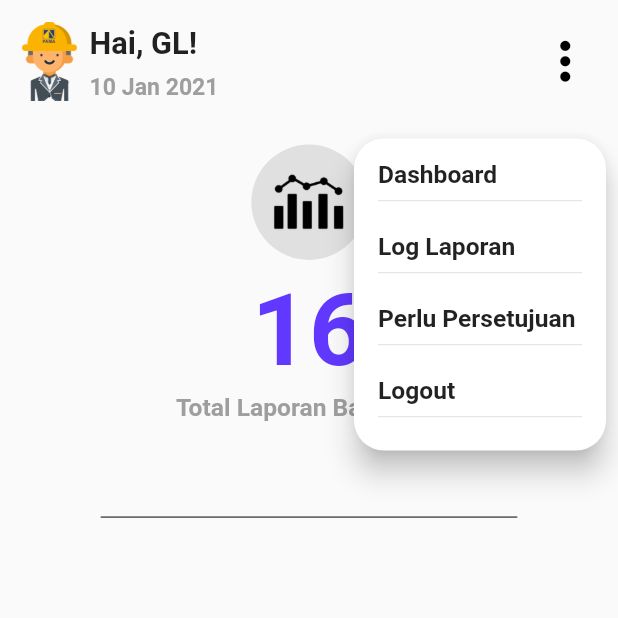
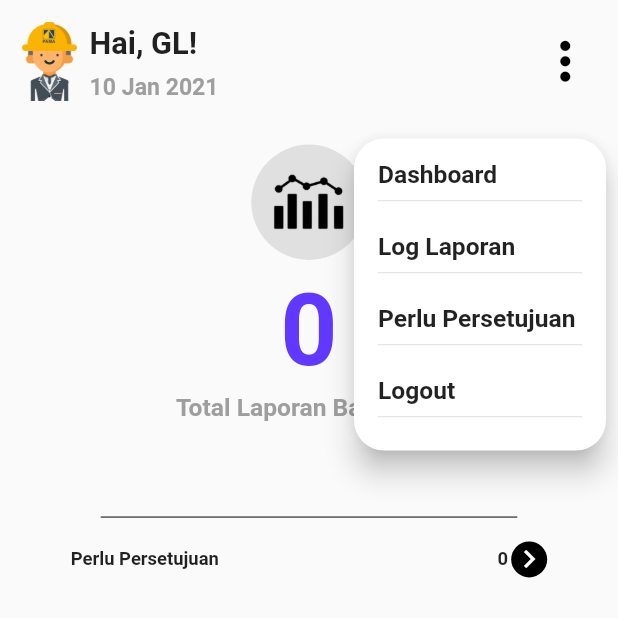
Before and after one commit to pixelinaja/PamaBacklog, a Flutter app: the GLHome screen opened directly, after a tap on the "more vert" icon, on a phone screen of 412 x 824 dp, the top half of it. Run offline on Flutter 3.47's test engine with Material 2 defaults, Android fonts, the light colour scheme and no system bars; drawn by our look-alikes of grouped_list; our stand-ins replace bloc, cloud_firestore, connectivity_plus, device_info, dio, equatable and 12 more; missing offline and left inert: horizontal_data_table; accounts and stored records are empty; network calls fail.

Commit message:
Complete GL Home Screen View, Added GL Home Screen's Logic.
GL Home Screen:
[-] Completing it's view.
[-] Added Logic to It's View based on Firestore Data.

```diff
--- /dev/null
+++ b/lib/Logic/Firestore/Orders/bloc/orders_bloc.dart
@@ -0,0 +1,39 @@
+import 'dart:async';
+import 'dart:io';
+
+import 'package:PamaBacklog/Model/OrderModel.dart';
+import 'package:PamaBacklog/Service/OrderRepository.dart';
+import 'package:bloc/bloc.dart';
+import 'package:cloud_firestore/cloud_firestore.dart';
+import 'package:equatable/equatable.dart';
+
+part 'orders_event.dart';
+part 'orders_state.dart';
+
+class OrdersBloc extends Bloc<OrdersEvent, OrdersState> {
+  final OrderRepository _orderRepository = OrderService();
+  OrdersBloc() : super(OrdersInitial());
+
+  @override
+  Stream<OrdersState> mapEventToState(
+    OrdersEvent event,
+  ) async* {
+    /// If event is orders fetch, do this.
+    if (event is OrdersFetch) {
+      yield OrdersLoading();
+      try {
+        List<Order> orders = await _orderRepository.getOrderData();
+        List<Order> orderPerluPersetujuan =
+            orders.where((element) => element.approvalPengawas == 0).toList();
+        yield OrdersFetched(
+            orders: orders, orderPerluPersetujuan: orderPerluPersetujuan);
+      } on FirebaseException catch (e) {
+        yield OrdersFailed(message: e.message);
+      } on SocketException catch (e) {
+        yield OrdersFailed(message: e.message);
+      } on Exception catch (e) {
+        yield OrdersFailed(message: e.toString());
+      }
+    }
+  }
+}
--- /dev/null
+++ b/lib/Logic/Firestore/Orders/bloc/orders_event.dart
@@ -0,0 +1,10 @@
+part of 'orders_bloc.dart';
+
+abstract class OrdersEvent extends Equatable {
+  const OrdersEvent();
+
+  @override
+  List<Object> get props => [];
+}
+
+class OrdersFetch extends OrdersEvent {}
--- /dev/null
+++ b/lib/Logic/Firestore/Orders/bloc/orders_state.dart
@@ -0,0 +1,35 @@
+part of 'orders_bloc.dart';
+
+abstract class OrdersState extends Equatable {
+  const OrdersState();
+
+  @override
+  List<Object> get props => [];
+}
+
+/// Initial Order Fetch state
+class OrdersInitial extends OrdersState {}
+
+/// Order is Fetching
+class OrdersLoading extends OrdersState {}
+
+/// Order is completely fetched
+class OrdersFetched extends OrdersState {
+  final List<Order> orders;
+  final List<Order> orderPerluPersetujuan;
+
+  OrdersFetched({this.orders, this.orderPerluPersetujuan});
+
+  @override
+  List<Object> get props => [orders, orderPerluPersetujuan];
+}
+
+/// Order fetch is failed
+class OrdersFailed extends OrdersState {
+  final String message;
+
+  OrdersFailed({this.message});
+
+  @override
+  List<Object> get props => [message];
+}
--- a/lib/Logic/Mekanik/Home/MekanikTable/bloc/mekaniktable_bloc.dart
+++ b/lib/Logic/Mekanik/Home/MekanikTable/bloc/mekaniktable_bloc.dart
@@ -1,6 +1,6 @@
 import 'dart:async';
 
-import 'package:PamaBacklog/Logic/Mekanik/Home/MekanikTableSwitch/cubit/listviewswitch_cubit.dart';
+import 'package:PamaBacklog/Logic/Mekanik/Home/MekanikTableSwitch/cubit/mekaniktableswitch_cubit.dart';
 import 'package:PamaBacklog/Model/OrderModel.dart';
 import 'package:PamaBacklog/Model/TableOrderModel.dart';
 import 'package:PamaBacklog/Service/OrderRepository.dart';
--- a/lib/Logic/Mekanik/Home/MekanikTableSwitch/cubit/listviewswitch_cubit.dart
+++ b/lib/Logic/Mekanik/Home/MekanikTableSwitch/cubit/mekaniktableswitch_cubit.dart
@@ -2,7 +2,7 @@ import 'package:PamaBacklog/Model/TableOrderModel.dart';
 import 'package:bloc/bloc.dart';
 import 'package:equatable/equatable.dart';
 
-part 'listviewswitch_state.dart';
+part 'mekaniktableswitch_state.dart';
 
 class MekanikTableSwitchCubit extends Cubit<MekanikTableSwitchState> {
   MekanikTableSwitchCubit() : super(MekanikTableSwitchInitial());
--- a/lib/Logic/Mekanik/Home/MekanikTableSwitch/cubit/listviewswitch_state.dart
+++ b/lib/Logic/Mekanik/Home/MekanikTableSwitch/cubit/mekaniktableswitch_state.dart
@@ -1,4 +1,4 @@
-part of 'listviewswitch_cubit.dart';
+part of 'mekaniktableswitch_cubit.dart';
 
 abstract class MekanikTableSwitchState extends Equatable {
   const MekanikTableSwitchState();
--- a/lib/Router/RouteName.dart
+++ b/lib/Router/RouteName.dart
@@ -3,4 +3,6 @@ class RouteName {
   static const String homeScreen = "Home Screen";
   static const String loginScreen = "Login Screen";
   static const String mekanikAddBacklog = "Mekanik Add Backlog";
+  static const String glLogLaporan = "GL Log Laporan";
+  static const String glPerluPersetujuan = "GL Perlu Persetujuan";
 }
--- a/lib/Screen/GL/Home/GLHome.dart
+++ b/lib/Screen/GL/Home/GLHome.dart
@@ -1,10 +1,30 @@
+import 'package:PamaBacklog/Logic/Firestore/Orders/bloc/orders_bloc.dart';
 import 'package:PamaBacklog/Screen/GL/Home/Home_widgets/GLHomeAppBar.dart';
+import 'package:PamaBacklog/Screen/GL/Home/Home_widgets/GLHomePersetujuan.dart';
 import 'package:PamaBacklog/Screen/GL/Home/Home_widgets/GLHomeStatistik.dart';
 import 'package:flutter/material.dart';
 import 'package:flutter_screenutil/flutter_screenutil.dart';
+import 'package:flutter_bloc/flutter_bloc.dart';
 
-class GLHome extends StatelessWidget {
+import 'Home_widgets/GLHomeOrderList.dart';
+
+class GLHome extends StatefulWidget {
   const GLHome({Key key}) : super(key: key);
+
+  @override
+  _GLHomeState createState() => _GLHomeState();
+}
+
+class _GLHomeState extends State<GLHome> {
+  @override
+  void initState() {
+    super.initState();
+
+    /// Refresh the Screen after build
+    WidgetsBinding.instance.addPostFrameCallback((_) {
+      return context.read<OrdersBloc>().add(OrdersFetch());
+    });
+  }
 
   @override
   Widget build(BuildContext context) {
@@ -16,10 +36,12 @@ class GLHome extends StatelessWidget {
           child: Column(
             children: [
               GLHomeAppBar(),
-              SizedBox(
-                height: 14.h,
-              ),
+              SizedBox(height: 14.h),
               GLHomeStatistik(),
+              SizedBox(height: 8.h),
+              GLHomePersetujuan(),
+              SizedBox(height: 14.h),
+              GLHomeOrderList(),
             ],
           ),
         ),
--- /dev/null
+++ b/lib/Screen/GL/Home/Home_widgets/GLHomeOrderList.dart
@@ -0,0 +1,196 @@
+import 'package:PamaBacklog/Logic/Firestore/Orders/bloc/orders_bloc.dart';
+import 'package:PamaBacklog/Model/OrderModel.dart';
+import 'package:flutter/material.dart';
+import 'package:flutter_bloc/flutter_bloc.dart';
+import 'package:flutter_screenutil/flutter_screenutil.dart';
+import 'package:grouped_list/grouped_list.dart';
+import 'package:PamaBacklog/Global/Extension/AppExtensions.dart';
+
+class GLHomeOrderList extends StatefulWidget {
+  GLHomeOrderList({Key key}) : super(key: key);
+
+  @override
+  _GLHomeOrderListState createState() => _GLHomeOrderListState();
+}
+
+class _GLHomeOrderListState extends State<GLHomeOrderList> {
+  @override
+  Widget build(BuildContext context) {
+    return BlocBuilder<OrdersBloc, OrdersState>(
+      builder: (context, state) {
+        if (state is OrdersLoading) {
+          return Center(
+            child: CircularProgressIndicator(),
+          );
+        } else if (state is OrdersFetched) {
+          return Container(
+            height: 400.h,
+            padding: EdgeInsets.symmetric(horizontal: 45.w),
+            child: GroupedListView<Order, String>(
+              elements: state.orderPerluPersetujuan,
+              groupBy: (element) => element.tanggal.toDate().year.toString(),
+              groupComparator: (value1, value2) => value2.compareTo(value1),
+              useStickyGroupSeparators: true,
+              itemComparator: (element1, element2) =>
+                  element2.tanggal.compareTo(element1.tanggal),
+              groupHeaderBuilder: (element) => Container(
+                height: 30.h,
+                alignment: Alignment.centerLeft,
+                child: Column(
+                  crossAxisAlignment: CrossAxisAlignment.start,
+                  children: [
+                    Text(
+                      element.tanggal.toDate().year.toString(),
+                      style: TextStyle(
+                          color: Colors.grey,
+                          fontSize: 16.ssp,
+                          fontWeight: FontWeight.bold),
+                    ),
+                    Divider(
+                      color: Colors.black,
+                      endIndent: 270.w,
+                    )
+                  ],
+                ),
+              ),
+              itemBuilder: (c, element) {
+                return Container(
+                  child: Row(
+                    children: [
+                      Column(
+                        children: [
+                          Container(
+                            padding: EdgeInsets.symmetric(horizontal: 8.w),
+                            height: 53.h,
+                            width: 50.w,
+                            alignment: Alignment.centerLeft,
+                            decoration: BoxDecoration(
+                              borderRadius: BorderRadius.circular(10),
+                              color: Colors.purple,
+                            ),
+                            child: Text(
+                              element.tanggal
+                                  .toDate()
+                                  .parseDate(dateFormat: "dd MMM"),
+                              softWrap: true,
+                              textAlign: TextAlign.left,
+                              style: TextStyle(
+                                  fontWeight: FontWeight.bold,
+                                  fontSize: 16.ssp,
+                                  color: Colors.white),
+                            ),
+                          ),
+                          Container(
+                            width: 50.w,
+                            child: Divider(
+                              color: Colors.black,
+                              endIndent: 20.w,
+                            ),
+                          )
+                        ],
+                      ),
+                      SizedBox(width: 16.w),
+                      Container(
+                        height: 50.h,
+                        width: 200.w,
+                        child: Column(
+                          crossAxisAlignment: CrossAxisAlignment.start,
+                          children: [
+                            Row(
+                              children: [
+                                Text(
+                                  "C/N UNIT",
+                                  style: TextStyle(
+                                    fontWeight: FontWeight.bold,
+                                    fontSize: 12.ssp,
+                                  ),
+                                ),
+                                SizedBox(
+                                  width: 50.w,
+                                ),
+                                Text(
+                                  element.cnNumber,
+                                  style: TextStyle(
+                                    fontWeight: FontWeight.bold,
+                                    fontSize: 12.ssp,
+                                  ),
+                                ),
+                              ],
+                            ),
+                            SizedBox(height: 6.h),
+                            Row(
+                              children: [
+                                Text(
+                                  "Nama Mekanik",
+                                  style: TextStyle(
+                                    fontWeight: FontWeight.bold,
+                                    fontSize: 12.ssp,
+                                  ),
+                                ),
+                                SizedBox(
+                                  width: 25.w,
+                                ),
+                                Text(
+                                  element.namaMekanik,
+                                  style: TextStyle(
+                                    fontWeight: FontWeight.bold,
+                                    fontSize: 12.ssp,
+                                  ),
+                                ),
+                              ],
+                            ),
+                            Divider(
+                              color: Colors.black,
+                            )
+                          ],
+                        ),
+                      ),
+                    ],
+                  ),
+                );
+              },
+            ),
+          );
+        } else if (state is OrdersFailed) {
+          return Center(
+            child: Column(
+              mainAxisAlignment: MainAxisAlignment.center,
+              crossAxisAlignment: CrossAxisAlignment.center,
+              children: [
+                Text(
+                  state.message,
+                  textAlign: TextAlign.center,
+                ),
+                SizedBox(height: 20.h),
+                IconButton(
+                  icon: Icon(Icons.refresh),
+                  onPressed: () =>
+                      context.read<OrdersBloc>().add(OrdersFetch()),
+                )
+              ],
+            ),
+          );
+        } else {
+          return Center(
+            child: Column(
+              mainAxisAlignment: MainAxisAlignment.center,
+              crossAxisAlignment: CrossAxisAlignment.center,
+              children: [
+                Text(
+                  "Something Strange Happen, Please Refresh by Tapping Button Below",
+                  textAlign: TextAlign.center,
+                ),
+                SizedBox(height: 20.h),
+                IconButton(
+                  icon: Icon(Icons.refresh),
+                  onPressed: () =>
+                      context.read<OrdersBloc>().add(OrdersFetch()),
+                )
+              ],
+            ),
+          );
+        }
+      },
+    );
+  }
+}
--- /dev/null
+++ b/lib/Screen/GL/Home/Home_widgets/GLHomePersetujuan.dart
@@ -0,0 +1,66 @@
+import 'package:PamaBacklog/Logic/Firestore/Orders/bloc/orders_bloc.dart';
+import 'package:PamaBacklog/Router/RouteName.dart';
+import 'package:flutter/material.dart';
+import 'package:flutter_bloc/flutter_bloc.dart';
+import 'package:flutter_screenutil/flutter_screenutil.dart';
+
+class GLHomePersetujuan extends StatelessWidget {
+  const GLHomePersetujuan({Key key}) : super(key: key);
+
+  @override
+  Widget build(BuildContext context) {
+    return GestureDetector(
+      onTap: () =>
+          Navigator.of(context).pushNamed(RouteName.glPerluPersetujuan),
+      child: Container(
+        padding: EdgeInsets.symmetric(horizontal: 45.w),
+        child: Row(
+          mainAxisAlignment: MainAxisAlignment.spaceBetween,
+          children: [
+            Text(
+              "Perlu Persetujuan",
+              style: TextStyle(
+                fontSize: 12.ssp,
+                fontWeight: FontWeight.bold,
+              ),
+            ),
+            Row(
+              children: [
+                BlocBuilder<OrdersBloc, OrdersState>(builder: (context, state) {
+                  if (state is OrdersFetched) {
+                    return Text(
+                      state.orderPerluPersetujuan.length.toString(),
+                      style: TextStyle(
+                        fontSize: 12.ssp,
+                        fontWeight: FontWeight.bold,
+                      ),
+                    );
+                  } else {
+                    return Text(
+                      "?",
+                      style: TextStyle(
+                        fontSize: 12.ssp,
+                        fontWeight: FontWeight.bold,
+                      ),
+                    );
+                  }
+                }),
+                SizedBox(
+                  width: 2.w,
+                ),
+                Container(
+                  decoration: BoxDecoration(
+                      shape: BoxShape.circle, color: Colors.black),
+                  child: Icon(
+                    Icons.navigate_next,
+                    color: Colors.white,
+                  ),
+                ),
+              ],
+            )
+          ],
+        ),
+      ),
+    );
+  }
+}
--- a/lib/Screen/GL/Home/Home_widgets/GLHomeStatistik_widgets/GLHomeStatistikTotal.dart
+++ b/lib/Screen/GL/Home/Home_widgets/GLHomeStatistik_widgets/GLHomeStatistikTotal.dart
@@ -1,5 +1,8 @@
 import 'package:PamaBacklog/Global/AppRelated/AppColor.dart';
+import 'package:PamaBacklog/Logic/Firestore/Orders/bloc/orders_bloc.dart';
+import 'package:PamaBacklog/Router/RouteName.dart';
 import 'package:flutter/material.dart';
+import 'package:flutter_bloc/flutter_bloc.dart';
 import 'package:flutter_screenutil/flutter_screenutil.dart';
 
 class GLHomeStatistikTotal extends StatelessWidget {
@@ -7,20 +10,35 @@ class GLHomeStatistikTotal extends StatelessWidget {
 
   @override
   Widget build(BuildContext context) {
-    return Container(
+    return GestureDetector(
+      onTap: () => Navigator.of(context).pushNamed(RouteName.glLogLaporan),
+      child: Container(
         alignment: Alignment.center,
         height: 100.h,
         width: ScreenUtil().screenWidth,
         child: Column(
           children: [
-          Text(
-            "16",
+            BlocBuilder<OrdersBloc, OrdersState>(builder: (context, state) {
+              if (state is OrdersFetched) {
+                return Text(
+                  state.orders.length.toString(),
                   style: TextStyle(
                     color: AppColor.glHomeNumberColor,
                     fontSize: 65.ssp,
                     fontWeight: FontWeight.bold,
                   ),
+                );
+              } else {
+                return Text(
+                  "?",
+                  style: TextStyle(
+                    color: AppColor.glHomeNumberColor,
+                    fontSize: 65.ssp,
+                    fontWeight: FontWeight.bold,
                   ),
+                );
+              }
+            }),
             Expanded(
               child: Row(
                 mainAxisAlignment: MainAxisAlignment.center,
@@ -52,6 +70,7 @@ class GLHomeStatistikTotal extends StatelessWidget {
             )
           ],
         ),
+      ),
     );
   }
 }
--- a/lib/Screen/Mekanik/Home/Home_widgets/MekanikHomeBG.dart
+++ b/lib/Screen/Mekanik/Home/Home_widgets/MekanikHomeBG.dart
@@ -5,7 +5,7 @@ import 'package:flutter_screenutil/flutter_screenutil.dart';
 
 import 'package:PamaBacklog/Global/AppRelated/AppColor.dart';
 import 'package:PamaBacklog/Global/AssetsRelated/AssetsConstant.dart';
-import 'package:PamaBacklog/Logic/Mekanik/Home/MekanikTableSwitch/cubit/listviewswitch_cubit.dart';
+import 'package:PamaBacklog/Logic/Mekanik/Home/MekanikTableSwitch/cubit/mekaniktableswitch_cubit.dart';
 
 class MekanikHomeBG extends StatelessWidget {
   final Orientation orientation;
--- a/lib/Screen/Mekanik/Home/Home_widgets/MekanikHomeTable.dart
+++ b/lib/Screen/Mekanik/Home/Home_widgets/MekanikHomeTable.dart
@@ -1,6 +1,6 @@
 import 'package:PamaBacklog/Global/AssetsRelated/AssetsConstant.dart';
 import 'package:PamaBacklog/Logic/Mekanik/Home/MekanikTable/bloc/mekaniktable_bloc.dart';
-import 'package:PamaBacklog/Logic/Mekanik/Home/MekanikTableSwitch/cubit/listviewswitch_cubit.dart';
+import 'package:PamaBacklog/Logic/Mekanik/Home/MekanikTableSwitch/cubit/mekaniktableswitch_cubit.dart';
 import 'package:PamaBacklog/Screen/Mekanik/Home/Home_widgets/MekanikHomeTableChild.dart';
 import 'package:flutter/material.dart';
 import 'package:flutter_bloc/flutter_bloc.dart';
@@ -64,7 +64,7 @@ class MekanikHomeTable extends StatelessWidget {
                       Text(
                         "Belum ada Order",
                         style: TextStyle(
-                            fontSize: 20.w, fontWeight: FontWeight.w600),
+                            fontSize: 20.ssp, fontWeight: FontWeight.w600),
                       ),
                     ],
                   ),
--- a/pubspec.yaml
+++ b/pubspec.yaml
@@ -40,6 +40,7 @@ dependencies:
   flutter_speed_dial: ^1.2.5
   flutter_svg_provider: ^0.1.8
   fluttertoast: ^7.1.6
+  grouped_list: ^3.7.1
   horizontal_data_table: ^2.0.0
   hydrated_bloc: ^6.1.0
   intl: ^0.16.1
```
Also changed, not shown: lib/Router/Router.dart (+29 -1 lines), lib/Screen/GL/Home/Home_widgets/GLHomeAppBar.dart (+11 -4 lines), lib/Screen/GL/Laporan/GLLaporan.dart (added, +16 -0 lines), lib/Screen/GL/PerluPersetujuan/GLPerluPersetujuan.dart (added, +16 -0 lines), lib/Screen/LoginScreen/LoginScreen.dart (+17 -4 lines), lib/Widget/MekanikFAB.dart (+7 -5 lines). Lines whose indentation alone changed are shown as unchanged.
